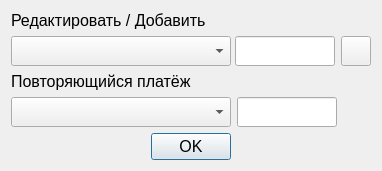
MangriMen/SibSUTIS5semester, file hifive/CHMV/RGR/incomesexpenses.ui: the form before one commit.
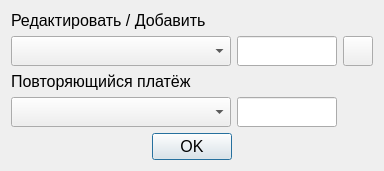
The form after the commit. Icons and pictures are not drawn.

Patch:
```diff
--- a/hifive/CHMV/RGR/incomesexpenses.ui
+++ b/hifive/CHMV/RGR/incomesexpenses.ui
@@ -12,14 +12,8 @@
   </property>
   <property name="minimumSize">
    <size>
-    <width>382</width>
-    <height>171</height>
-   </size>
-  </property>
-  <property name="maximumSize">
-   <size>
-    <width>382</width>
-    <height>171</height>
+    <width>0</width>
+    <height>0</height>
    </size>
   </property>
   <property name="windowTitle">
```
Left out of the diff: 2 changed lines with no effect on the pictures.
